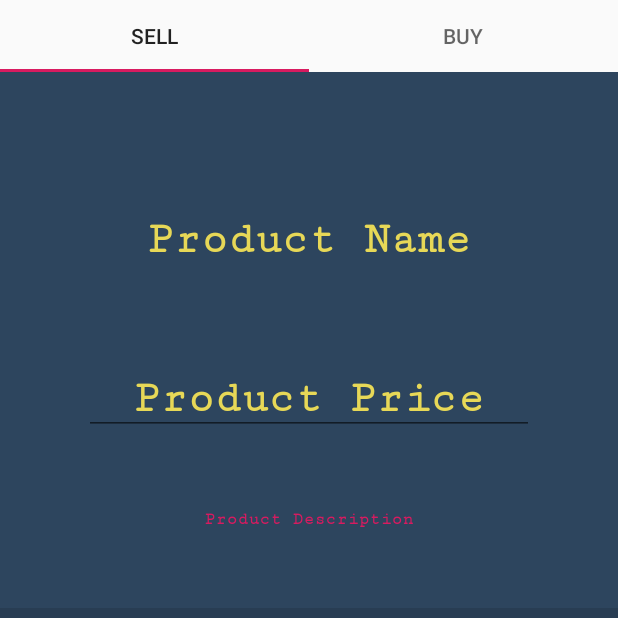
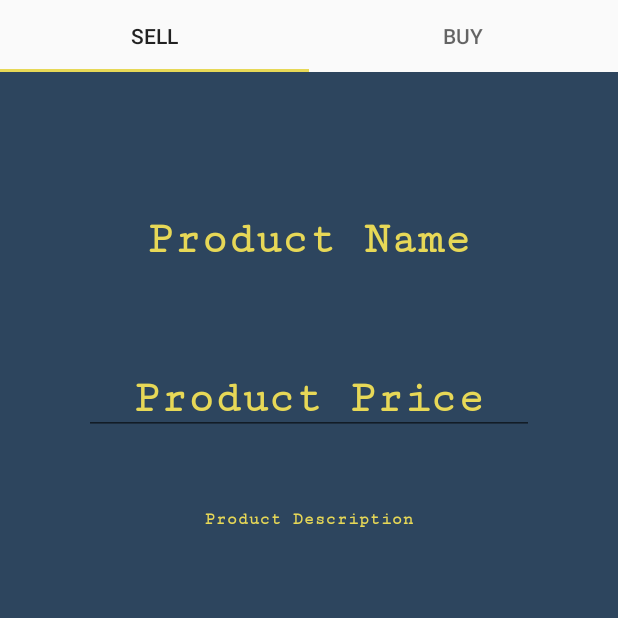
Before and after one commit to abhisarmittal/MCST-Hackathon-2019-Marketplace-Client, an Android app: the screen it shows after launch (MainActivity), on a phone screen of 412 x 824 dp, the top half of it. Run offline under Robolectric (Android 15) with nearby library versions, the phone set to English and light mode, and no system bars.

```diff
--- a/app/src/main/res/layout/selling_tab.xml
+++ b/app/src/main/res/layout/selling_tab.xml
@@ -50,7 +50,7 @@
                     android:gravity="center"
                     android:hint="Product Name"
                     android:inputType="text"
-                    android:textColor="#FF9900"
+                    android:textColor="#E7D857"
                     android:textSize="30sp"
                     android:textStyle="bold" />
             </com.google.android.material.textfield.TextInputLayout>
@@ -83,7 +83,7 @@
                     android:gravity="center"
                     android:hint="Product Price"
                     android:inputType="numberDecimal"
-                    android:textColor="#FF9900"
+                    android:textColor="#E7D857"
                     android:textSize="30sp"
                     android:textStyle="bold" />
             </com.google.android.material.textfield.TextInputLayout>
@@ -117,6 +117,7 @@
                     android:gravity="center"
                     android:hint="Product Description"
                     android:inputType="textMultiLine|text"
+                    android:textColor="#E7D857"
                     android:textSize="30sp"
                     android:textStyle="bold">
 
@@ -129,7 +130,8 @@
                 android:layout_width="match_parent"
                 android:layout_height="65dp"
                 android:layout_weight="1"
-                android:background="?android:attr/listDivider" />
+                android:background="?android:attr/listDivider"
+                android:visibility="invisible" />
 
             <Button
                 android:id="@+id/submitButton"
@@ -150,7 +152,8 @@
                 android:layout_width="match_parent"
                 android:layout_height="71dp"
                 android:layout_weight="0.1"
-                android:background="?android:attr/listDivider" />
+                android:background="?android:attr/listDivider"
+                android:visibility="invisible" />
 
             <ImageView
                 android:id="@+id/imageView3"
--- a/app/src/main/res/values/styles.xml
+++ b/app/src/main/res/values/styles.xml
@@ -3,9 +3,9 @@
     <!-- Base application theme. -->
     <style name="AppTheme" parent="Theme.AppCompat.Light.NoActionBar">
         <!-- Customize your theme here. -->
-        <item name="colorPrimary">@color/colorPrimary</item>
-        <item name="colorPrimaryDark">@color/colorPrimaryDark</item>
-        <item name="colorAccent">@color/colorAccent</item>
+        <item name="colorPrimary">#E7D857</item>
+        <item name="colorPrimaryDark">#E7D857</item>
+        <item name="colorAccent">#E7D857</item>
     </style>
 
 </resources>
```
